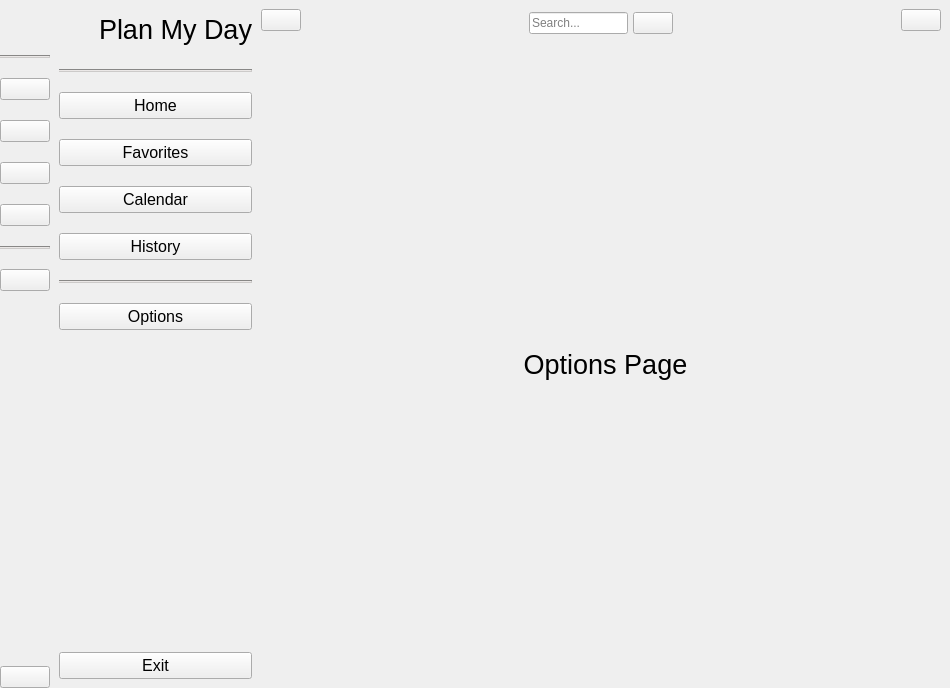
The window that assets/UI/sidebar.ui (Brunowar12/Plan-My-Day) describes before a commit, drawn with Qt 5.
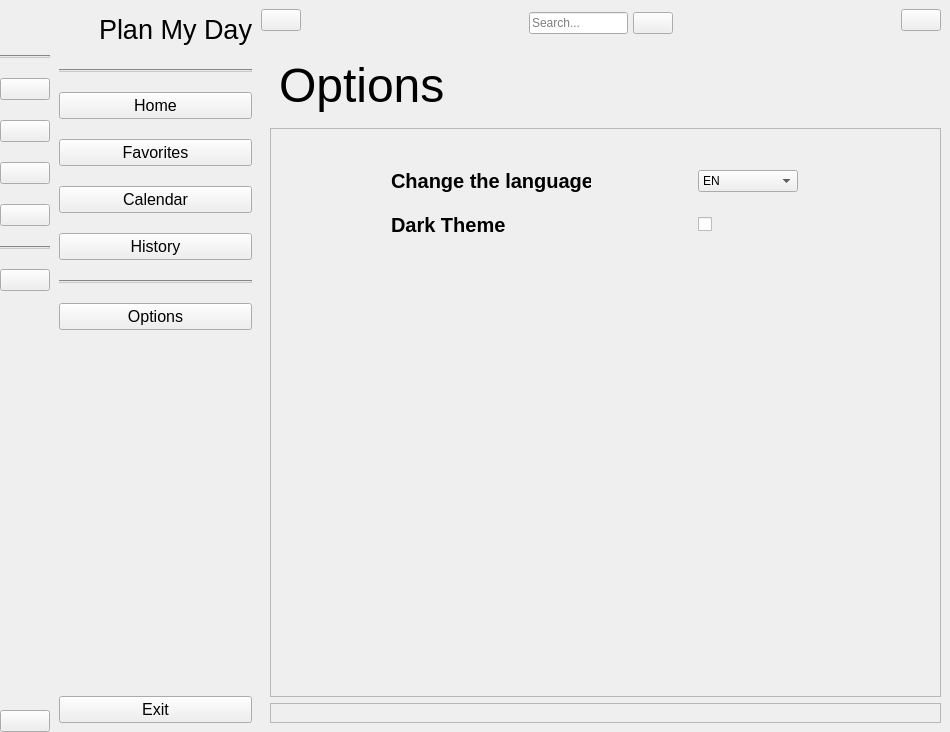
The same window after the commit. The open tabs and pages were chosen to show the change. Icons and pictures are not drawn.

```diff
--- a/assets/UI/sidebar.ui
+++ b/assets/UI/sidebar.ui
@@ -7,7 +7,7 @@
     <x>0</x>
     <y>0</y>
     <width>950</width>
-    <height>688</height>
+    <height>732</height>
    </rect>
   </property>
   <property name="windowTitle">
@@ -1183,19 +1183,163 @@
          </widget>
          <widget class="QWidget" name="page_5">
           <layout class="QGridLayout" name="gridLayout_6">
-           <item row="0" column="0">
-            <widget class="QLabel" name="label_8">
-             <property name="font">
-              <font>
-               <pointsize>20</pointsize>
-              </font>
+           <item row="1" column="1">
+            <widget class="QFrame" name="frame_6">
+             <property name="frameShape">
+              <enum>QFrame::StyledPanel</enum>
              </property>
-             <property name="text">
-              <string>Options Page</string>
+             <property name="frameShadow">
+              <enum>QFrame::Raised</enum>
              </property>
-             <property name="alignment">
-              <set>Qt::AlignCenter</set>
+             <layout class="QGridLayout" name="gridLayout_11">
+              <property name="leftMargin">
+               <number>20</number>
+              </property>
+              <property name="topMargin">
+               <number>40</number>
+              </property>
+              <property name="rightMargin">
+               <number>20</number>
+              </property>
+              <property name="bottomMargin">
+               <number>20</number>
+              </property>
+              <property name="horizontalSpacing">
+               <number>7</number>
+              </property>
+              <property name="verticalSpacing">
+               <number>20</number>
+              </property>
+              <item row="2" column="0">
+               <widget class="QLabel" name="label_change_theme">
+                <property name="maximumSize">
+                 <size>
+                  <width>200</width>
+                  <height>16777215</height>
+                 </size>
+                </property>
+                <property name="font">
+                 <font>
+                  <pointsize>15</pointsize>
+                  <weight>75</weight>
+                  <bold>true</bold>
+                 </font>
+                </property>
+                <property name="text">
+                 <string>Dark Theme</string>
+                </property>
+               </widget>
+              </item>
+              <item row="1" column="0">
+               <widget class="QLabel" name="label_change_lang">
+                <property name="maximumSize">
+                 <size>
+                  <width>200</width>
+                  <height>50</height>
+                 </size>
+                </property>
+                <property name="font">
+                 <font>
+                  <pointsize>15</pointsize>
+                  <weight>75</weight>
+                  <bold>true</bold>
+                 </font>
+                </property>
+                <property name="text">
+                 <string>Change the language</string>
+                </property>
+                <property name="alignment">
+                 <set>Qt::AlignLeading|Qt::AlignLeft|Qt::AlignVCenter</set>
+                </property>
+               </widget>
+              </item>
+              <item row="1" column="1">
+               <widget class="QComboBox" name="comoBox_lang">
+                <property name="maximumSize">
+                 <size>
+                  <width>100</width>
+                  <height>16777215</height>
+                 </size>
+                </property>
+                <item>
+                 <property name="text">
+                  <string>EN</string>
+                 </property>
+                </item>
+                <item>
+                 <property name="text">
+                  <string>UA</string>
+                 </property>
+                </item>
+               </widget>
+              </item>
+              <item row="2" column="1">
+               <widget class="QCheckBox" name="checkBox_theme">
+                <property name="font">
+                 <font>
+                  <pointsize>15</pointsize>
+                 </font>
+                </property>
+                <property name="text">
+                 <string/>
+                </property>
+               </widget>
+              </item>
+              <item row="3" column="2">
+               <spacer name="verticalSpacer_4">
+                <property name="orientation">
+                 <enum>Qt::Vertical</enum>
+                </property>
+                <property name="sizeHint" stdset="0">
+                 <size>
+                  <width>20</width>
+                  <height>40</height>
+                 </size>
+                </property>
+               </spacer>
+              </item>
+             </layout>
+            </widget>
+           </item>
+           <item row="2" column="1">
+            <widget class="QFrame" name="frame_7">
+             <property name="frameShape">
+              <enum>QFrame::StyledPanel</enum>
              </property>
+             <property name="frameShadow">
+              <enum>QFrame::Raised</enum>
+             </property>
+             <layout class="QHBoxLayout" name="horizontalLayout_10"/>
+            </widget>
+           </item>
+           <item row="0" column="1">
+            <widget class="QFrame" name="frame_8">
+             <property name="styleSheet">
+              <string notr="true">border: none;</string>
+             </property>
+             <property name="frameShape">
+              <enum>QFrame::StyledPanel</enum>
+             </property>
+             <property name="frameShadow">
+              <enum>QFrame::Raised</enum>
+             </property>
+             <layout class="QVBoxLayout" name="verticalLayout_12">
+              <item>
+               <widget class="QLabel" name="label_2">
+                <property name="font">
+                 <font>
+                  <pointsize>36</pointsize>
+                 </font>
+                </property>
+                <property name="styleSheet">
+                 <string notr="true"/>
+                </property>
+                <property name="text">
+                 <string>Options</string>
+                </property>
+               </widget>
+              </item>
+             </layout>
             </widget>
            </item>
           </layout>
```
Left out of the diff: 115 changed lines with no effect on the pictures.
